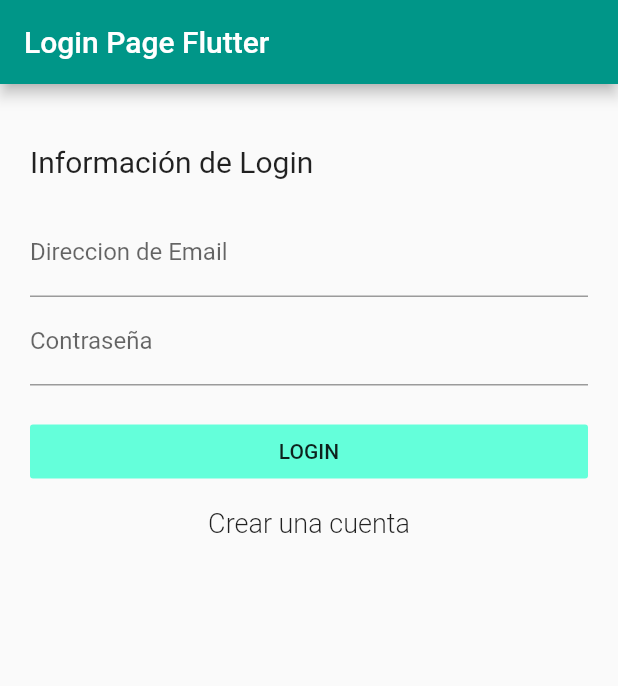
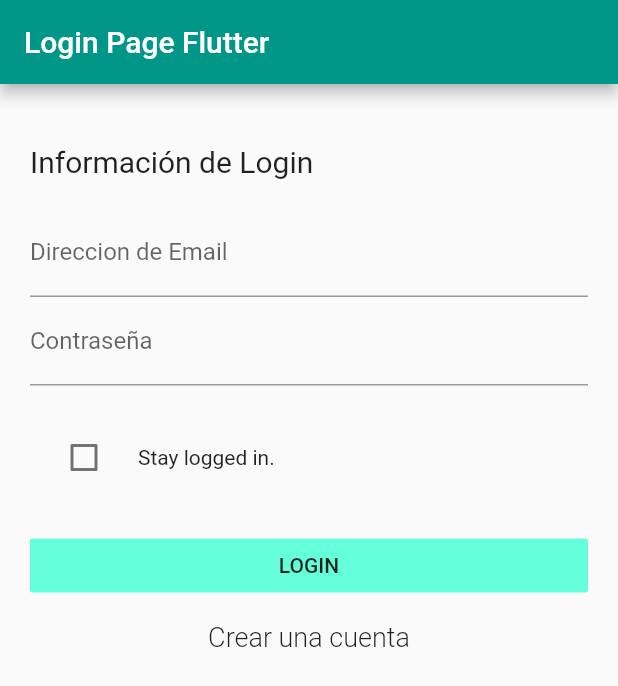
Before and after one commit to cafloivedu/login, a Flutter app: the screen it shows after launch, on a phone screen of 412 x 824 dp. Shown: the top 686 px of the screen. Run offline on Flutter 3.47's test engine with Material 2 defaults, Android fonts, the phone set to English and light mode, and no system bars; our stand-ins replace shared_preferences; accounts and stored records are empty.

```diff
--- a/lib/pages/login.dart
+++ b/lib/pages/login.dart
@@ -6,6 +6,8 @@ import 'package:provider/provider.dart';
 class Login extends StatefulWidget {
   @override
   _LoginState createState() => _LoginState();
+
+  bool check = false;
 }
 
 class _LoginState extends State<Login> {
@@ -41,6 +43,29 @@ class _LoginState extends State<Login> {
                       onSaved: (value) => _password = value,
                       obscureText: true,
                       decoration: InputDecoration(labelText: "Contraseña")),
+                  SizedBox(height: 20.0),
+                  CheckboxListTile(
+                    value: widget.check,
+                    onChanged: (val) {
+                      if (widget.check == false) {
+                        setState(() {
+                          widget.check = true;
+                        });
+
+                      } else if (widget.check == true) {
+                        setState(() {
+                          widget.check = false;
+                        });
+
+                      }
+                    },
+                    title: new Text(
+                      'Stay logged in.',
+                      style: TextStyle(fontSize: 14.0),
+                    ),
+                    controlAffinity: ListTileControlAffinity.leading,
+                    activeColor: Colors.green,
+                  ),
                   SizedBox(height: 20.0),
                   FlatButton(
                     child: Text("LOGIN"),
```
